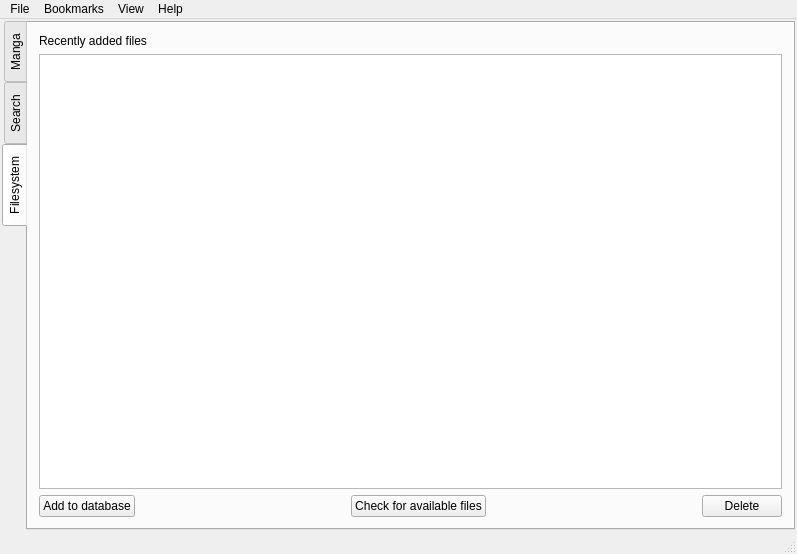
This is mainwindow.ui in kernel1024/qmanga as Qt 5 draws it before an edit. The edited form follows.
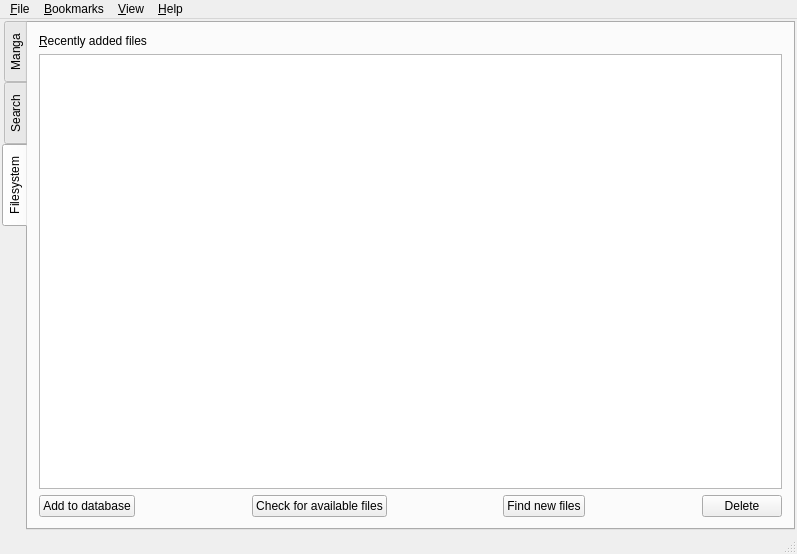
This is the edited form. The open tabs and pages were chosen to show the change. Icons and pictures are not drawn. Custom widgets are drawn as their Qt base class.

```diff
--- a/mainwindow.ui
+++ b/mainwindow.ui
@@ -641,7 +641,7 @@
         <item>
          <widget class="QLabel" name="label">
           <property name="text">
-           <string>Recently added files</string>
+           <string>&amp;Recently added files</string>
           </property>
           <property name="buddy">
            <cstring>fsResults</cstring>
@@ -693,6 +693,26 @@
             </property>
            </widget>
           </item>
+          <item>
+           <spacer name="horizontalSpacer_5">
+            <property name="orientation">
+             <enum>Qt::Horizontal</enum>
+            </property>
+            <property name="sizeHint" stdset="0">
+             <size>
+              <width>40</width>
+              <height>20</height>
+             </size>
+            </property>
+           </spacer>
+          </item>
+          <item>
+           <widget class="QPushButton" name="btnFSFind">
+            <property name="text">
+             <string>Find new files</string>
+            </property>
+           </widget>
+          </item>
           <item>
            <spacer name="horizontalSpacer_4">
             <property name="orientation">
@@ -727,12 +747,12 @@
      <x>0</x>
      <y>0</y>
      <width>797</width>
-     <height>25</height>
+     <height>20</height>
     </rect>
    </property>
    <widget class="QMenu" name="menuFile">
     <property name="title">
-     <string>File</string>
+     <string>&amp;File</string>
     </property>
     <addaction name="actionOpen"/>
     <addaction name="actionOpenClipboard"/>
@@ -745,20 +765,20 @@
    </widget>
    <widget class="QMenu" name="menuBookmarks">
     <property name="title">
-     <string>Bookmarks</string>
+     <string>&amp;Bookmarks</string>
     </property>
     <addaction name="actionAddBookmark"/>
     <addaction name="separator"/>
    </widget>
    <widget class="QMenu" name="menuHelp">
     <property name="title">
-     <string>Help</string>
+     <string>&amp;Help</string>
     </property>
     <addaction name="actionAbout"/>
    </widget>
    <widget class="QMenu" name="menuView">
     <property name="title">
-     <string>View</string>
+     <string>&amp;View</string>
     </property>
     <addaction name="actionFullscreen"/>
     <addaction name="separator"/>
```
Left out of the diff: 103 changed lines with no effect on the pictures.
